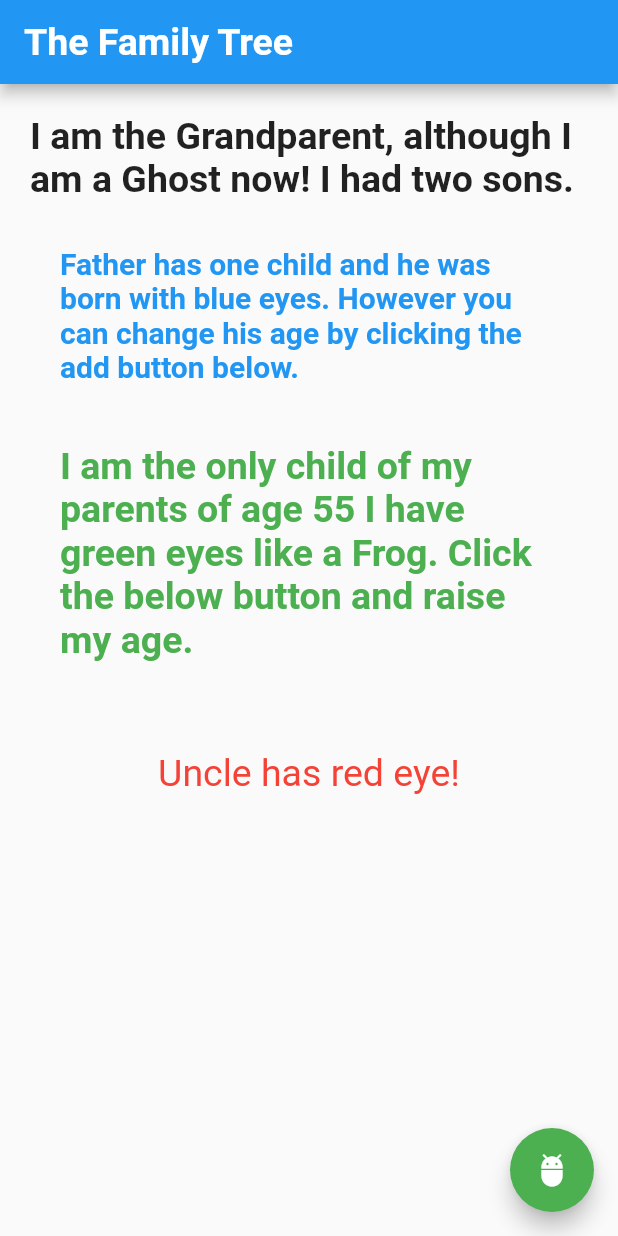
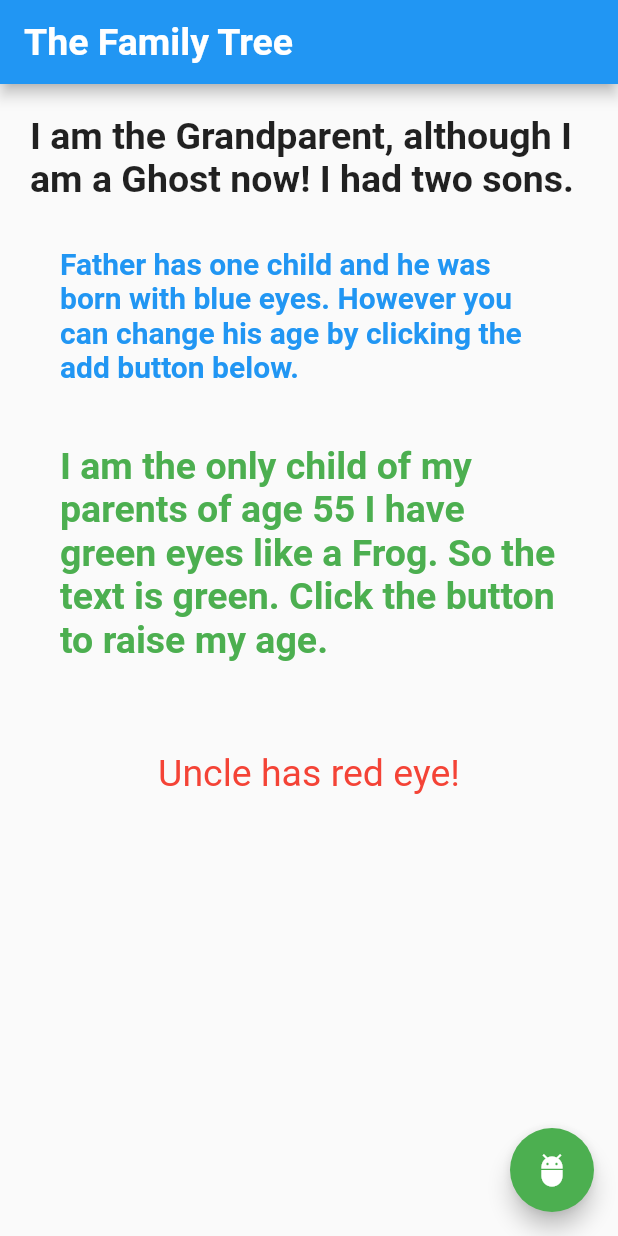
Before and after one commit to sanjibsinha/inherited_widget_explained, a Flutter app: the screen it shows after launch, on a phone screen of 412 x 824 dp. Run offline on Flutter 3.47's test engine with Material 2 defaults, Android fonts, the phone set to English and light mode, and no system bars.

Commit message:
Fifth Commit

```diff
--- a/lib/main.dart
+++ b/lib/main.dart
@@ -128,14 +128,16 @@ class IAmTheOnlyChildOfMyFather extends StatelessWidget {
             color: Colors.green,
             child: Builder(
               builder: (BuildContext innerContext) {
+                Color eyeColor = EyeColor.of(innerContext).color;
                 return Column(
                   children: [
                     Text(
                       'I am the only child of my parents of age ' +
                           '${myAge.age}' +
-                          ' I have green eyes like a Frog. Click the below button and raise my age.',
+                          ' I have green eyes like a Frog. So the text is green.' +
+                          ' Click the button to raise my age.',
                       style: TextStyle(
-                          color: EyeColor.of(innerContext).color,
+                          color: eyeColor,
                           fontSize: 25.0,
                           fontWeight: FontWeight.bold),
                     ),
```
